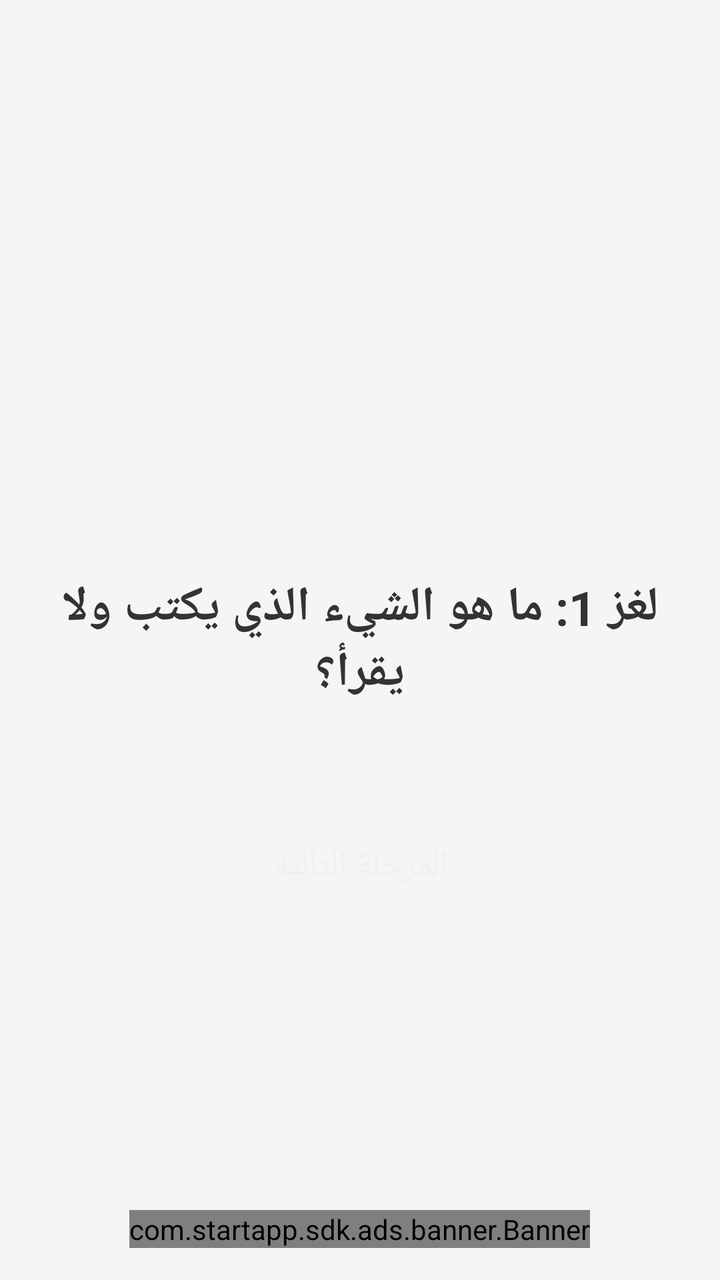
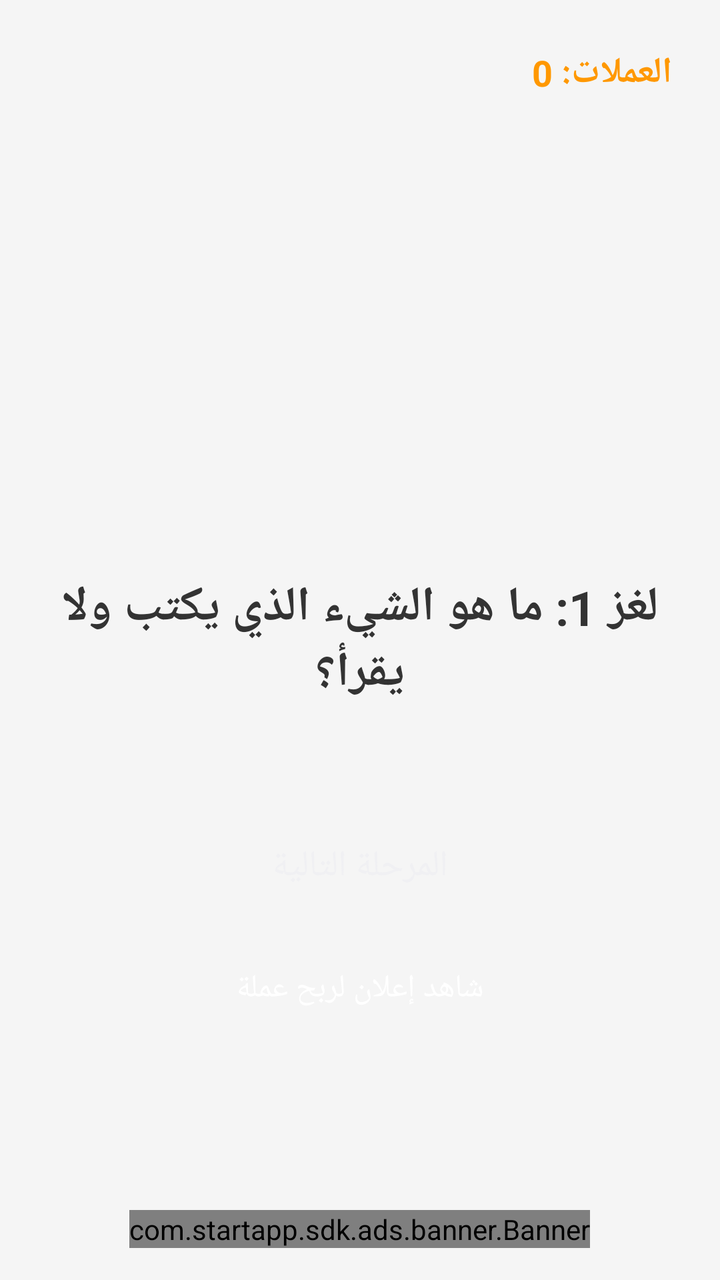

Two renders of the same Android screen: before a commit and after it. Below are the layout's source before the change and the commit's diff.
<!-- AndroidManifest.xml: activity theme Theme.MyApplication -->
<!-- res/layout/activity_main.xml -->
<?xml version="1.0" encoding="utf-8"?>
<RelativeLayout xmlns:android="http://schemas.android.com/apk/res/android"
    android:layout_width="match_parent"
    android:layout_height="match_parent"
    android:background="#F5F5F5"
    android:padding="16dp">

    <TextView
        android:id="@+id/tv_question"
        android:layout_width="wrap_content"
        android:layout_height="wrap_content"
        android:layout_centerInParent="true"
        android:text="لغز 1: ما هو الشيء الذي يكتب ولا يقرأ؟"
        android:textSize="24sp"
        android:textStyle="bold"
        android:textColor="#333333"
        android:gravity="center"
        android:layout_marginBottom="32dp" />

    <Button
        android:id="@+id/btn_next"
        android:layout_width="wrap_content"
        android:layout_height="wrap_content"
        android:layout_below="@id/tv_question"
        android:layout_centerHorizontal="true"
        android:layout_marginTop="24dp"
        android:text="المرحلة التالية"
        android:textSize="18sp"
        android:paddingLeft="32dp"
        android:paddingRight="32dp"
        android:paddingTop="12dp"
        android:paddingBottom="12dp" />

    
    <com.startapp.sdk.ads.banner.Banner
        android:id="@+id/startAppBanner"
        android:layout_width="wrap_content"
        android:layout_height="wrap_content"
        android:layout_alignParentBottom="true"
        android:layout_centerHorizontal="true" />

</RelativeLayout>
<!-- resources referenced by this layout -->
<resources>
  <style name="Theme.MyApplication" parent="android:Theme.DeviceDefault.NoActionBar" />
</resources>

<!-- the commit's change to res/layout/activity_main.xml (unified diff, before → after) -->
@@ -4,6 +4,19 @@
     android:layout_height="match_parent"
     android:background="#F5F5F5"
     android:padding="16dp">
+
+    <TextView
+        android:id="@+id/tv_coins"
+        android:layout_width="wrap_content"
+        android:layout_height="wrap_content"
+        android:layout_alignParentTop="true"
+        android:layout_alignParentEnd="true"
+        android:layout_alignParentRight="true"
+        android:text="العملات: 0"
+        android:textSize="18sp"
+        android:textStyle="bold"
+        android:textColor="#FF9800"
+        android:padding="8dp" />
 
     <TextView
         android:id="@+id/tv_question"
@@ -31,6 +44,22 @@
         android:paddingTop="12dp"
         android:paddingBottom="12dp" />
 
+    <Button
+        android:id="@+id/btn_watch_ad"
+        android:layout_width="wrap_content"
+        android:layout_height="wrap_content"
+        android:layout_below="@id/btn_next"
+        android:layout_centerHorizontal="true"
+        android:layout_marginTop="16dp"
+        android:text="شاهد إعلان لربح عملة"
+        android:textSize="16sp"
+        android:backgroundTint="#4CAF50"
+        android:textColor="#FFFFFF"
+        android:paddingLeft="24dp"
+        android:paddingRight="24dp"
+        android:paddingTop="10dp"
+        android:paddingBottom="10dp" />
+
     
     <com.startapp.sdk.ads.banner.Banner
         android:id="@+id/startAppBanner"
